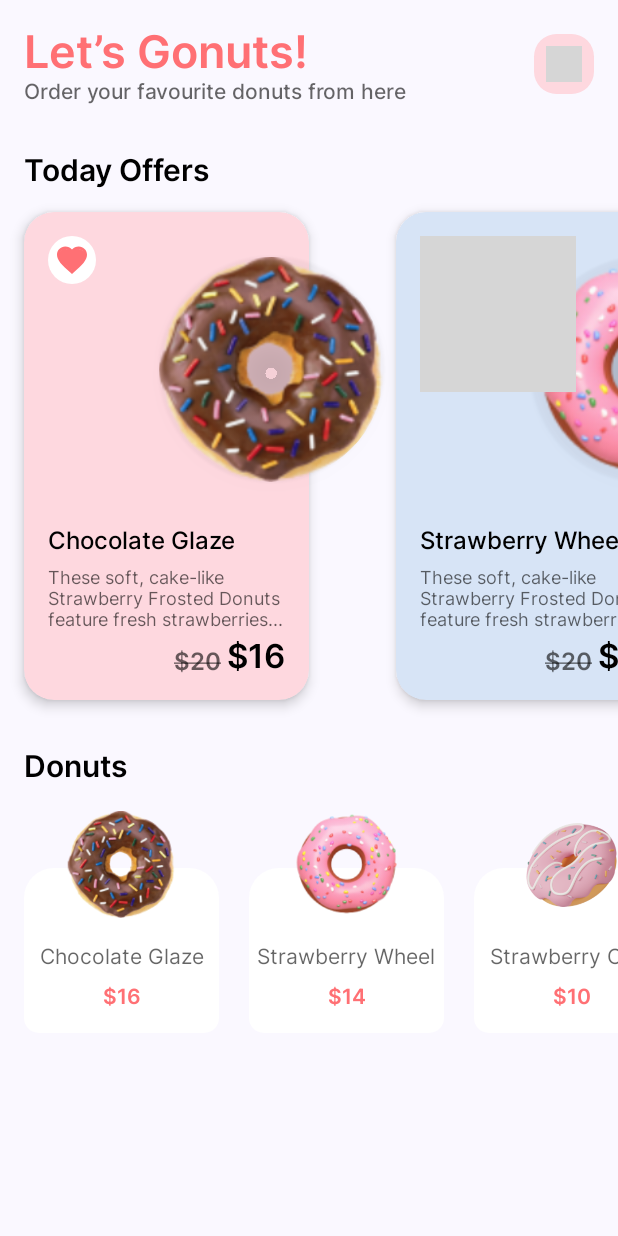
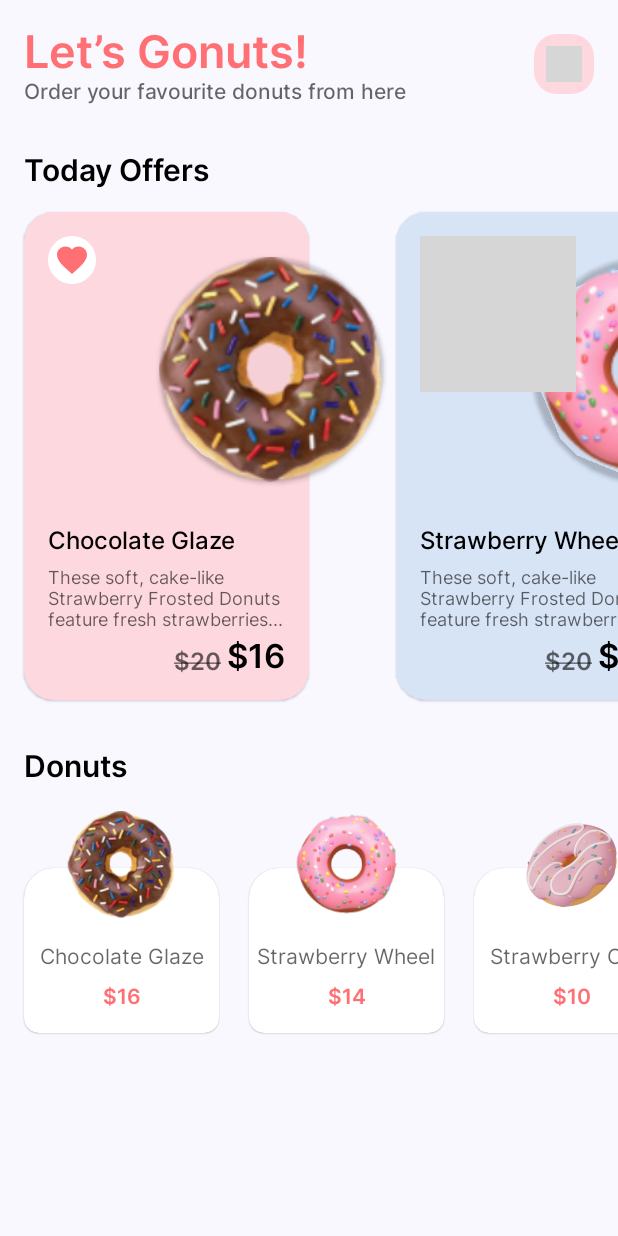
Before and after one commit to mosayed01/My-Donuts, an Android app built with Jetpack Compose: the composable HomeScreen shown on its own in the app's theme, after a tap on "favourite", on a phone screen of 412 x 824 dp. Run offline under Robolectric (Android 15) with nearby library versions, the phone set to English and light mode, and no system bars; our stand-ins replace Dagger/Hilt's generated code, accompanist; 1 statement that could not run was skipped; grey boxes are pictures that could not be loaded.

Commit message:
add shadow

```diff
--- a/app/src/main/java/com/mooncake/mydonuts/presntation/screens/home/composables/DonutOfferItem.kt
+++ b/app/src/main/java/com/mooncake/mydonuts/presntation/screens/home/composables/DonutOfferItem.kt
@@ -67,7 +67,7 @@ fun DonutOfferItem(
     ) {
         Column(
             Modifier
-                .shadow(5.dp, shape = RoundedCornerShape(20.dp))
+                .shadow(1.dp, shape = RoundedCornerShape(20.dp))
                 .size(190.dp, 325.dp)
                 .clip(RoundedCornerShape(20.dp))
                 .background(donut.color)
@@ -134,7 +134,7 @@ fun DonutOfferItem(
             modifier = Modifier
                 .padding(top = 30.dp)
                 .size(150.dp)
-                .shadow(5.dp, shape = CircleShape)
+                .shadow(2.dp, shape = CircleShape)
                 .align(Alignment.TopEnd)
         )
     }
--- a/app/src/main/java/com/mooncake/mydonuts/presntation/screens/home/composables/DonutSmallItem.kt
+++ b/app/src/main/java/com/mooncake/mydonuts/presntation/screens/home/composables/DonutSmallItem.kt
@@ -25,6 +25,7 @@ import androidx.compose.ui.Alignment
 import androidx.compose.ui.Modifier
 import androidx.compose.ui.draw.clip
 import androidx.compose.ui.draw.scale
+import androidx.compose.ui.draw.shadow
 import androidx.compose.ui.res.painterResource
 import androidx.compose.ui.text.font.FontWeight
 import androidx.compose.ui.tooling.preview.Preview
@@ -54,6 +55,14 @@ fun DonutSmallItem(
         Column(
             modifier = Modifier
                 .size(130.dp, 110.dp)
+                .shadow(
+                    (0.3).dp, shape = RoundedCornerShape(
+                        topStart = 20.dp,
+                        topEnd = 20.dp,
+                        bottomEnd = 10.dp,
+                        bottomStart = 10.dp
+                    )
+                )
                 .clip(
                     RoundedCornerShape(
                         topStart = 20.dp,
```
